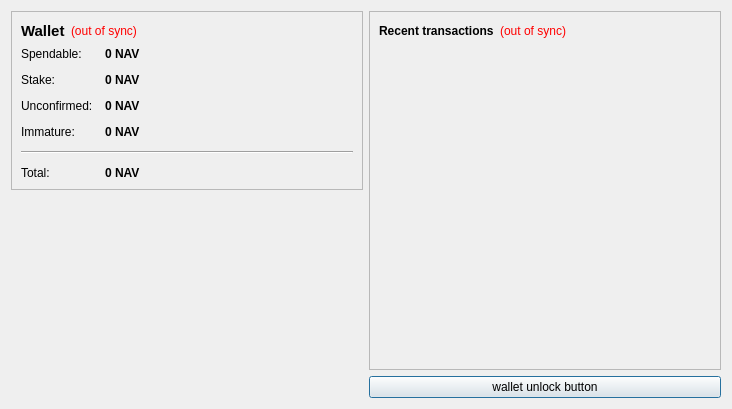
This is src/qt/forms/overviewpage.ui in sherlockcoin/navajocoin as Qt 5 draws it before an edit. The edited form follows.
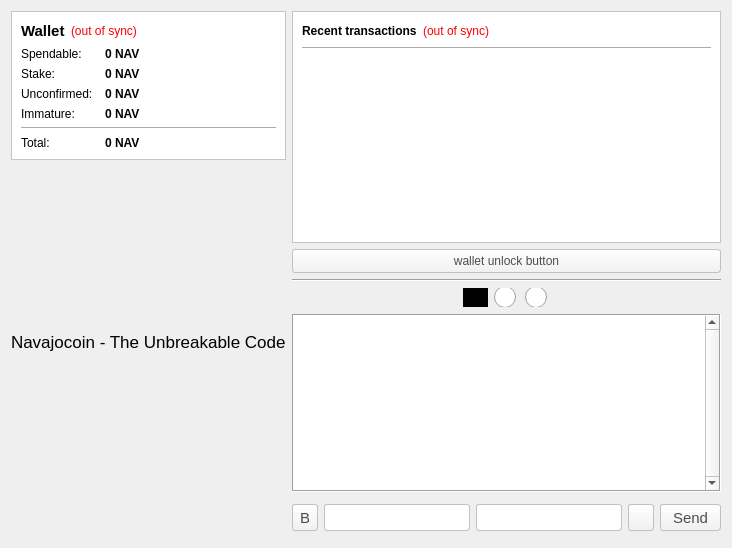
This is the edited form. Icons and pictures are not drawn.

Commit message: Chat Incorporated , Checkpointed , Important Links Drop Down Menu Added , UI Improvements , Anon Base Implemented.

The edit to the form file:
```diff
--- a/src/qt/forms/overviewpage.ui
+++ b/src/qt/forms/overviewpage.ui
@@ -7,17 +7,26 @@
     <x>0</x>
     <y>0</y>
     <width>732</width>
-    <height>409</height>
+    <height>548</height>
    </rect>
   </property>
   <property name="windowTitle">
    <string>Form</string>
   </property>
+  <property name="styleSheet">
+   <string notr="true"/>
+  </property>
   <layout class="QHBoxLayout" name="horizontalLayout" stretch="0,0">
    <item>
-    <layout class="QVBoxLayout" name="verticalLayout_2">
+    <layout class="QVBoxLayout" name="verticalLayout_2" stretch="0,0,0,0,0">
+     <property name="sizeConstraint">
+      <enum>QLayout::SetMinimumSize</enum>
+     </property>
      <item>
       <widget class="QFrame" name="frame">
+       <property name="styleSheet">
+        <string notr="true">background-color: rgb(255,255,255);</string>
+       </property>
        <property name="frameShape">
         <enum>QFrame::StyledPanel</enum>
        </property>
@@ -81,7 +90,7 @@
            <number>12</number>
           </property>
           <property name="verticalSpacing">
-           <number>12</number>
+           <number>6</number>
           </property>
           <item row="0" column="0">
            <widget class="QLabel" name="label">
@@ -237,32 +246,6 @@
        </layout>
       </widget>
      </item>
-     <item>
-      <spacer name="verticalSpacer_4">
-       <property name="orientation">
-        <enum>Qt::Vertical</enum>
-       </property>
-       <property name="sizeHint" stdset="0">
-        <size>
-         <width>20</width>
-         <height>40</height>
-        </size>
-       </property>
-      </spacer>
-     </item>
-     <item>
-      <widget class="QLabel" name="label_2">
-       <property name="text">
-        <string/>
-       </property>
-       <property name="pixmap">
-        <pixmap resource="../bitcoin.qrc">:/images/Wallet_Logo</pixmap>
-       </property>
-       <property name="alignment">
-        <set>Qt::AlignCenter</set>
-       </property>
-      </widget>
-     </item>
      <item>
       <spacer name="verticalSpacer">
        <property name="orientation">
@@ -276,12 +259,100 @@
        </property>
       </spacer>
      </item>
+     <item>
+      <layout class="QVBoxLayout" name="verticalLayout_6">
+       <property name="spacing">
+        <number>0</number>
+       </property>
+       <property name="sizeConstraint">
+        <enum>QLayout::SetDefaultConstraint</enum>
+       </property>
+       <property name="topMargin">
+        <number>0</number>
+       </property>
+       <property name="rightMargin">
+        <number>0</number>
+       </property>
+       <property name="bottomMargin">
+        <number>0</number>
+       </property>
+       <item>
+        <widget class="QLabel" name="label_icon_title">
+         <property name="font">
+          <font>
+           <pointsize>13</pointsize>
+          </font>
+         </property>
+         <property name="layoutDirection">
+          <enum>Qt::LeftToRight</enum>
+         </property>
+         <property name="styleSheet">
+          <string notr="true">QLabel{qproperty-alignment: AlignCenter; }</string>
+         </property>
+         <property name="text">
+          <string>Navajocoin - The Unbreakable Code</string>
+         </property>
+        </widget>
+       </item>
+      </layout>
+     </item>
+     <item>
+      <spacer name="verticalSpacer_4">
+       <property name="orientation">
+        <enum>Qt::Vertical</enum>
+       </property>
+       <property name="sizeHint" stdset="0">
+        <size>
+         <width>20</width>
+         <height>40</height>
+        </size>
+       </property>
+      </spacer>
+     </item>
+     <item>
+      <layout class="QVBoxLayout" name="verticalLayout_8">
+       <property name="spacing">
+        <number>0</number>
+       </property>
+       <property name="leftMargin">
+        <number>12</number>
+       </property>
+       <property name="topMargin">
+        <number>0</number>
+       </property>
+       <property name="rightMargin">
+        <number>12</number>
+       </property>
+       <property name="bottomMargin">
+        <number>0</number>
+       </property>
+       <item>
+        <widget class="QLabel" name="label_2">
+         <property name="text">
+          <string/>
+         </property>
+         <property name="pixmap">
+          <pixmap resource="../bitcoin.qrc">:/images/Wallet_Logo</pixmap>
+         </property>
+         <property name="alignment">
+          <set>Qt::AlignCenter</set>
+         </property>
+        </widget>
+       </item>
+      </layout>
+     </item>
     </layout>
    </item>
    <item>
     <layout class="QVBoxLayout" name="verticalLayout_3">
+     <property name="spacing">
+      <number>6</number>
+     </property>
      <item>
       <widget class="QFrame" name="frame_2">
+       <property name="styleSheet">
+        <string notr="true">background-color: rgb(255,255,255);</string>
+       </property>
        <property name="frameShape">
         <enum>QFrame::StyledPanel</enum>
        </property>
@@ -329,6 +400,13 @@
           </item>
          </layout>
         </item>
+        <item>
+         <widget class="Line" name="line_2">
+          <property name="orientation">
+           <enum>Qt::Horizontal</enum>
+          </property>
+         </widget>
+        </item>
         <item>
          <widget class="QListView" name="listTransactions">
           <property name="styleSheet">
@@ -348,19 +426,6 @@
           </property>
          </widget>
         </item>
-        <item>
-         <widget class="QLabel" name="label_7">
-          <property name="layoutDirection">
-           <enum>Qt::RightToLeft</enum>
-          </property>
-          <property name="text">
-           <string/>
-          </property>
-          <property name="pixmap">
-           <pixmap resource="../bitcoin.qrc">:/images/Walet_Logo2</pixmap>
-          </property>
-         </widget>
-        </item>
        </layout>
       </widget>
      </item>
@@ -381,6 +446,13 @@
        <property name="toolTip">
         <string/>
        </property>
+       <property name="styleSheet">
+        <string notr="true">background-color: qlineargradient(spread:pad, x1:0, y1:1, x2:0, y2:0, stop:0 rgb(240,240,240), stop:1 rgb(255, 255, 255));
+border-radius:3px;
+border: 1px solid #C4C1BD;
+color: #4C4C4C;
+padding: 4px 0;</string>
+       </property>
        <property name="text">
         <string>wallet unlock button</string>
        </property>
@@ -398,6 +470,486 @@
        </property>
       </widget>
      </item>
+     <item>
+      <widget class="Line" name="line_3">
+       <property name="styleSheet">
+        <string notr="true"/>
+       </property>
+       <property name="orientation">
+        <enum>Qt::Horizontal</enum>
+       </property>
+      </widget>
+     </item>
+     <item>
+      <layout class="QVBoxLayout" name="verticalLayout_7">
+       <property name="spacing">
+        <number>0</number>
+       </property>
+       <property name="leftMargin">
+        <number>0</number>
+       </property>
+       <property name="topMargin">
+        <number>0</number>
+       </property>
+       <property name="rightMargin">
+        <number>0</number>
+       </property>
+       <property name="bottomMargin">
+        <number>0</number>
+       </property>
+       <item>
+        <layout class="QHBoxLayout" name="horizontalLayout_6">
+         <property name="spacing">
+          <number>6</number>
+         </property>
+         <property name="leftMargin">
+          <number>0</number>
+         </property>
+         <property name="topMargin">
+          <number>0</number>
+         </property>
+         <property name="rightMargin">
+          <number>0</number>
+         </property>
+         <property name="bottomMargin">
+          <number>0</number>
+         </property>
+         <item>
+          <spacer name="horizontalSpacer_3">
+           <property name="orientation">
+            <enum>Qt::Horizontal</enum>
+           </property>
+           <property name="sizeHint" stdset="0">
+            <size>
+             <width>40</width>
+             <height>20</height>
+            </size>
+           </property>
+          </spacer>
+         </item>
+         <item>
+          <widget class="QRadioButton" name="rbLang_en">
+           <property name="minimumSize">
+            <size>
+             <width>25</width>
+             <height>19</height>
+            </size>
+           </property>
+           <property name="maximumSize">
+            <size>
+             <width>25</width>
+             <height>19</height>
+            </size>
+           </property>
+           <property name="styleSheet">
+            <string notr="true">QRadioButton::indicator {
+	subcontrol-position: top center;
+	image: url(:/icons/flag_en);
+ }
+
+ QRadioButton::indicator::unchecked {
+	width: 22px;
+	height: 16px;
+ }
+
+ QRadioButton::indicator:unchecked:hover {
+	background-color: blue;
+	width: 25px;
+	height: 19px;
+ }
+
+ QRadioButton::indicator:unchecked:pressed {
+	background-color: blue;
+	width: 25px;
+	height: 19px;
+ }
+
+ QRadioButton::indicator::checked {
+	background-color: black;
+	width: 25px;
+	height: 19px;
+ }
+
+ QRadioButton::indicator:checked:hover {
+	background-color: blue;
+	width: 25px;
+	height: 19px;
+ }
+
+ QRadioButton::indicator:checked:pressed {
+	background-color: blue;
+	width: 25px;
+	height: 19px;
+ }</string>
+           </property>
+           <property name="text">
+            <string/>
+           </property>
+           <property name="checked">
+            <bool>true</bool>
+           </property>
+          </widget>
+         </item>
+         <item>
+          <widget class="QRadioButton" name="rbLang_ru">
+           <property name="minimumSize">
+            <size>
+             <width>25</width>
+             <height>19</height>
+            </size>
+           </property>
+           <property name="maximumSize">
+            <size>
+             <width>25</width>
+             <height>19</height>
+            </size>
+           </property>
+           <property name="styleSheet">
+            <string notr="true">QRadioButton::indicator {
+	subcontrol-position: top center;
+	image: url(:/icons/flag_ru);
+ }
+
+ QRadioButton::indicator::unchecked {
+	width: 22px;
+	height: 16px;
+ }
+
+ QRadioButton::indicator:unchecked:hover {
+	background-color: blue;
+	width: 25px;
+	height: 19px;
+ }
+
+ QRadioButton::indicator:unchecked:pressed {
+	background-color: blue;
+	width: 25px;
+	height: 19px;
+ }
+
+ QRadioButton::indicator::checked {
+	background-color: black;
+	width: 25px;
+	height: 19px;
+ }
+
+ QRadioButton::indicator:checked:hover {
+	background-color: blue;
+	width: 25px;
+	height: 19px;
+ }
+
+ QRadioButton::indicator:checked:pressed {
+	background-color: blue;
+	width: 25px;
+	height: 19px;
+ }</string>
+           </property>
+           <property name="text">
+            <string/>
+           </property>
+           <property name="checkable">
+            <bool>true</bool>
+           </property>
+           <property name="checked">
+            <bool>false</bool>
+           </property>
+          </widget>
+         </item>
+         <item>
+          <widget class="QRadioButton" name="rbLang_cn">
+           <property name="minimumSize">
+            <size>
+             <width>25</width>
+             <height>19</height>
+            </size>
+           </property>
+           <property name="maximumSize">
+            <size>
+             <width>25</width>
+             <height>19</height>
+            </size>
+           </property>
+           <property name="styleSheet">
+            <string notr="true">QRadioButton::indicator {
+	subcontrol-position: top center;
+	image: url(:/icons/flag_cn);
+ }
+
+ QRadioButton::indicator::unchecked {
+	width: 22px;
+	height: 16px;
+ }
+
+ QRadioButton::indicator:unchecked:hover {
+	background-color: blue;
+	width: 25px;
+	height: 19px;
+ }
+
+ QRadioButton::indicator:unchecked:pressed {
+	background-color: blue;
+	width: 25px;
+	height: 19px;
+ }
+
+ QRadioButton::indicator::checked {
+	background-color: black;
+	width: 25px;
+	height: 19px;
+ }
+
+ QRadioButton::indicator:checked:hover {
+	background-color: blue;
+	width: 25px;
+	height: 19px;
+ }
+
+ QRadioButton::indicator:checked:pressed {
+	background-color: blue;
+	width: 25px;
+	height: 19px;
+ }</string>
+           </property>
+           <property name="text">
+            <string/>
+           </property>
+          </widget>
+         </item>
+         <item>
+          <spacer name="horizontalSpacer_7">
+           <property name="orientation">
+            <enum>Qt::Horizontal</enum>
+           </property>
+           <property name="sizeHint" stdset="0">
+            <size>
+             <width>40</width>
+             <height>20</height>
+            </size>
+           </property>
+          </spacer>
+         </item>
+        </layout>
+       </item>
+       <item>
+        <layout class="QHBoxLayout" name="horizontalLayout_8">
+         <property name="leftMargin">
+          <number>0</number>
+         </property>
+         <property name="topMargin">
+          <number>6</number>
+         </property>
+         <property name="rightMargin">
+          <number>0</number>
+         </property>
+         <property name="bottomMargin">
+          <number>6</number>
+         </property>
+         <item>
+          <widget class="QTextEdit" name="txtChat">
+           <property name="font">
+            <font>
+             <pointsize>10</pointsize>
+            </font>
+           </property>
+           <property name="styleSheet">
+            <string notr="true"/>
+           </property>
+           <property name="frameShape">
+            <enum>QFrame::Box</enum>
+           </property>
+           <property name="verticalScrollBarPolicy">
+            <enum>Qt::ScrollBarAlwaysOn</enum>
+           </property>
+           <property name="horizontalScrollBarPolicy">
+            <enum>Qt::ScrollBarAlwaysOff</enum>
+           </property>
+           <property name="textInteractionFlags">
+            <set>Qt::TextSelectableByKeyboard|Qt::TextSelectableByMouse</set>
+           </property>
+          </widget>
+         </item>
+        </layout>
+       </item>
+       <item>
+        <layout class="QHBoxLayout" name="horizontalLayout_5">
+         <property name="spacing">
+          <number>0</number>
+         </property>
+         <property name="leftMargin">
+          <number>0</number>
+         </property>
+         <property name="topMargin">
+          <number>6</number>
+         </property>
+         <property name="rightMargin">
+          <number>0</number>
+         </property>
+         <property name="bottomMargin">
+          <number>6</number>
+         </property>
+         <item>
+          <widget class="QPushButton" name="btnBold">
+           <property name="maximumSize">
+            <size>
+             <width>32</width>
+             <height>27</height>
+            </size>
+           </property>
+           <property name="font">
+            <font>
+             <pointsize>11</pointsize>
+             <weight>50</weight>
+             <bold>false</bold>
+            </font>
+           </property>
+           <property name="toolTip">
+            <string notr="true">&lt;html&gt;&lt;head/&gt;&lt;body&gt;&lt;p&gt;&lt;span style=&quot; font-weight:600;&quot;&gt;10 CHAT&lt;/span&gt;&lt;/p&gt;&lt;/body&gt;&lt;/html&gt;</string>
+           </property>
+           <property name="styleSheet">
+            <string notr="true">background-color: qlineargradient(spread:pad, x1:0, y1:1, x2:0, y2:0, stop:0 rgb(240,240,240), stop:1 rgb(255, 255, 255));
+border-radius:3px;
+border: 1px solid #C4C1BD;
+color: #4C4C4C;
+padding: 4px 8px;
+margin: 0px 6px 0px 0px;</string>
+           </property>
+           <property name="text">
+            <string>B</string>
+           </property>
+           <property name="shortcut">
+            <string notr="true"/>
+           </property>
+           <property name="checkable">
+            <bool>true</bool>
+           </property>
+          </widget>
+         </item>
+         <item>
+          <widget class="QLineEdit" name="txtChatNick">
+           <property name="maximumSize">
+            <size>
+             <width>999</width>
+             <height>27</height>
+            </size>
+           </property>
+           <property name="font">
+            <font>
+             <pointsize>11</pointsize>
+             <weight>50</weight>
+             <bold>false</bold>
+            </font>
+           </property>
+           <property name="styleSheet">
+            <string notr="true">background-color: rgb(255,255,255);
+border-radius:3px;
+border: 1px solid #C4C1BD;
+color: #4C4C4C;
+padding: 4px;
+margin: 0px 6px 0px 0px;</string>
+           </property>
+           <property name="inputMask">
+            <string/>
+           </property>
+           <property name="text">
+            <string/>
+           </property>
+           <property name="maxLength">
+            <number>20</number>
+           </property>
+          </widget>
+         </item>
+         <item>
+          <widget class="QLineEdit" name="txtChatMsg">
+           <property name="maximumSize">
+            <size>
+             <width>999</width>
+             <height>27</height>
+            </size>
+           </property>
+           <property name="font">
+            <font>
+             <pointsize>11</pointsize>
+            </font>
+           </property>
+           <property name="styleSheet">
+            <string notr="true">background-color: rgb(255,255,255);
+border-radius:3px;
+border: 1px solid #C4C1BD;
+color: #4C4C4C;
+padding: 4px;
+margin: 0px 6px 0px 0px;</string>
+           </property>
+           <property name="text">
+            <string/>
+           </property>
+           <property name="maxLength">
+            <number>140</number>
+           </property>
+          </widget>
+         </item>
+         <item>
+          <widget class="QPushButton" name="btnSmiley">
+           <property name="maximumSize">
+            <size>
+             <width>32</width>
+             <height>27</height>
+            </size>
+           </property>
+           <property name="font">
+            <font>
+             <pointsize>10</pointsize>
+            </font>
+           </property>
+           <property name="toolTip">
+            <string>List of emoticons</string>
+           </property>
+           <property name="styleSheet">
+            <string notr="true">background-color: qlineargradient(spread:pad, x1:0, y1:1, x2:0, y2:0, stop:0 rgb(240,240,240), stop:1 rgb(255, 255, 255));
+border-radius:3px;
+border: 1px solid #C4C1BD;
+color: #4C4C4C;
+padding: 4px 8px;
+margin: 0px 6px 0px 0px;</string>
+           </property>
+           <property name="icon">
+            <iconset resource="../bitcoin.qrc">
+             <normaloff>:/icons/smiley-button</normaloff>:/icons/smiley-button</iconset>
+           </property>
+          </widget>
+         </item>
+         <item>
+          <widget class="QPushButton" name="btnChatSend">
+           <property name="maximumSize">
+            <size>
+             <width>70</width>
+             <height>27</height>
+            </size>
+           </property>
+           <property name="font">
+            <font>
+             <pointsize>11</pointsize>
+            </font>
+           </property>
+           <property name="toolTip">
+            <string>1 CHAT</string>
+           </property>
+           <property name="styleSheet">
+            <string notr="true">background-color: qlineargradient(spread:pad, x1:0, y1:1, x2:0, y2:0, stop:0 rgb(240,240,240), stop:1 rgb(255, 255, 255));
+border-radius:3px;
+border: 1px solid #C4C1BD;
+color: #4C4C4C;
+padding: 4px 12px;</string>
+           </property>
+           <property name="text">
+            <string>Send</string>
+           </property>
+          </widget>
+         </item>
+        </layout>
+       </item>
+      </layout>
+     </item>
     </layout>
    </item>
   </layout>
```
Left out of the diff: 4 changed lines with no effect on the pictures. The commit also changes 73 other files.
